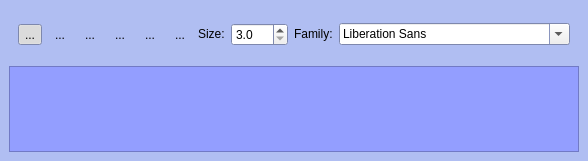
Above: mscore/mscore/textpalette.ui from musescore/musescore-old before the change. Below: the same form after it.
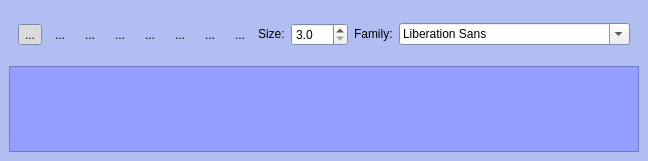
That is the form after the change. Icons and pictures are not drawn.

Commit message: subscript and superscript text

The edit to the form file:
```diff
--- a/mscore/mscore/textpalette.ui
+++ b/mscore/mscore/textpalette.ui
@@ -86,9 +86,7 @@
    <item>
     <widget class="QFrame" name="frame" >
      <property name="sizePolicy" >
-      <sizepolicy>
-       <hsizetype>5</hsizetype>
-       <vsizetype>4</vsizetype>
+      <sizepolicy vsizetype="Maximum" hsizetype="Preferred" >
        <horstretch>0</horstretch>
        <verstretch>0</verstretch>
       </sizepolicy>
@@ -268,12 +266,60 @@
         </property>
        </widget>
       </item>
+      <item>
+       <widget class="QToolButton" name="typefaceSubscript" >
+        <property name="toolTip" >
+         <string>subscript</string>
+        </property>
+        <property name="text" >
+         <string>...</string>
+        </property>
+        <property name="icon" >
+         <iconset resource="mscore.qrc" >:/data/subscript.svg</iconset>
+        </property>
+        <property name="iconSize" >
+         <size>
+          <width>24</width>
+          <height>24</height>
+         </size>
+        </property>
+        <property name="checkable" >
+         <bool>true</bool>
+        </property>
+        <property name="autoRaise" >
+         <bool>true</bool>
+        </property>
+       </widget>
+      </item>
+      <item>
+       <widget class="QToolButton" name="typefaceSuperscript" >
+        <property name="toolTip" >
+         <string>superscript</string>
+        </property>
+        <property name="text" >
+         <string>...</string>
+        </property>
+        <property name="icon" >
+         <iconset resource="mscore.qrc" >:/data/superscript.svg</iconset>
+        </property>
+        <property name="iconSize" >
+         <size>
+          <width>24</width>
+          <height>24</height>
+         </size>
+        </property>
+        <property name="checkable" >
+         <bool>true</bool>
+        </property>
+        <property name="autoRaise" >
+         <bool>true</bool>
+        </property>
+       </widget>
+      </item>
       <item>
        <widget class="QLabel" name="label" >
         <property name="sizePolicy" >
-         <sizepolicy>
-          <hsizetype>4</hsizetype>
-          <vsizetype>0</vsizetype>
+         <sizepolicy vsizetype="Fixed" hsizetype="Maximum" >
           <horstretch>0</horstretch>
           <verstretch>0</verstretch>
          </sizepolicy>
@@ -312,9 +358,7 @@
       <item>
        <widget class="QLabel" name="label_2" >
         <property name="sizePolicy" >
-         <sizepolicy>
-          <hsizetype>4</hsizetype>
-          <vsizetype>0</vsizetype>
+         <sizepolicy vsizetype="Fixed" hsizetype="Maximum" >
           <horstretch>0</horstretch>
           <verstretch>0</verstretch>
          </sizepolicy>
```
Left out of the diff: 18 changed lines with no effect on the pictures. The commit also changes 8 other files.
